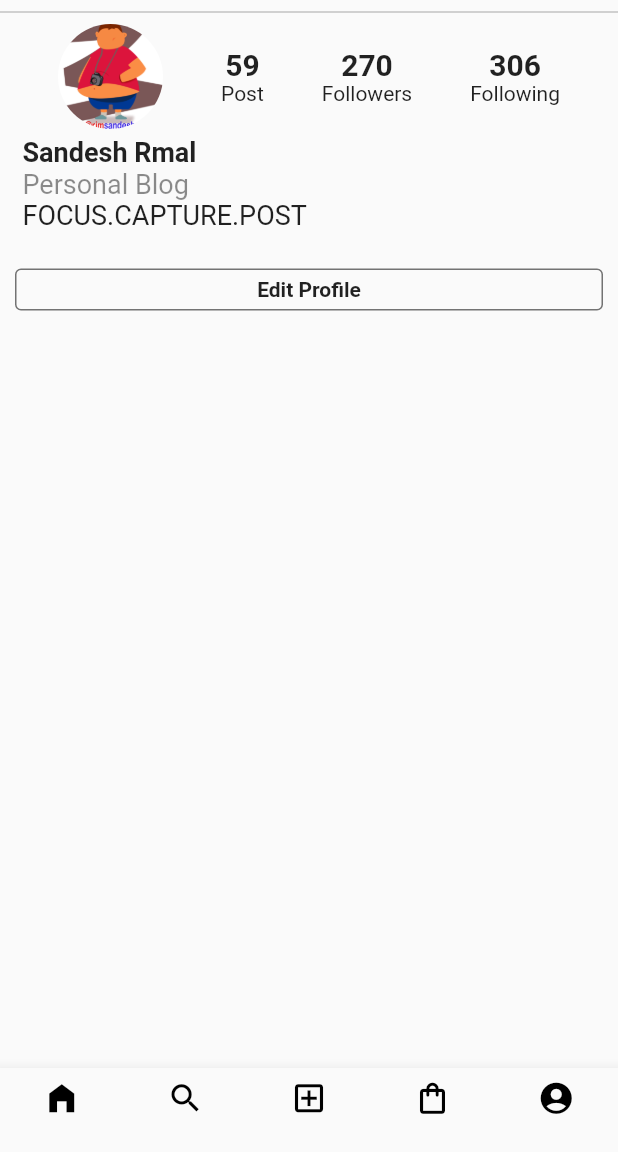
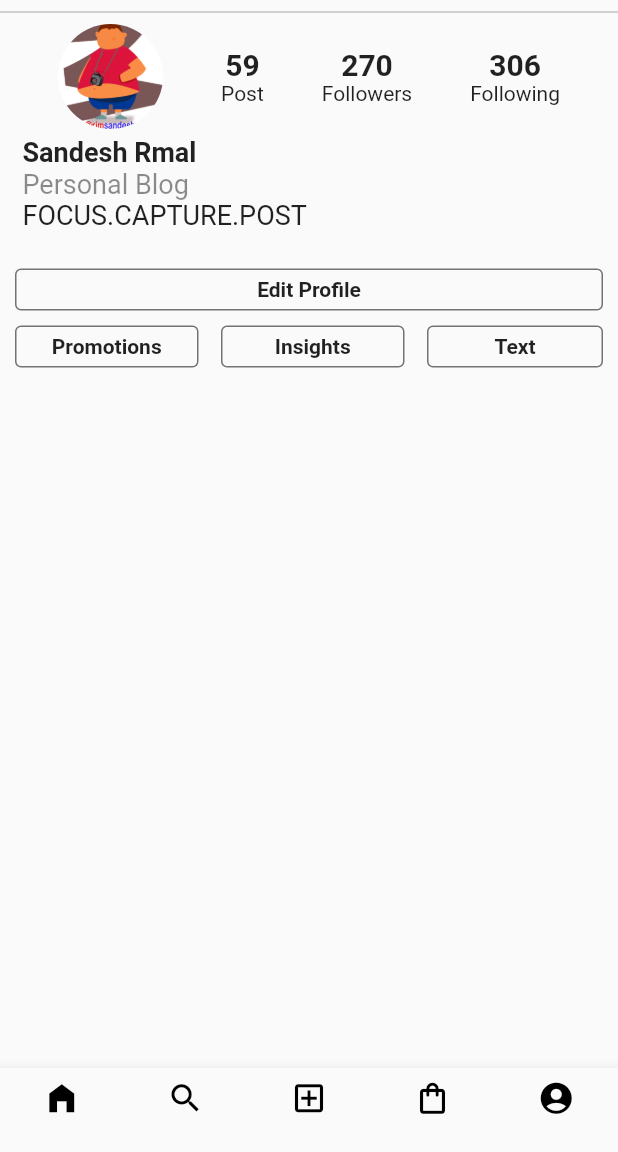
Before and after one commit to sandesh101/Instagram-UI, a Flutter app: the screen it shows after launch, item 5 of the bottom bar chosen, on a phone screen of 412 x 824 dp, the part 84-1236 px from its top. Run offline on Flutter 3.47's test engine with Material 2 defaults, Android fonts, the phone set to English and light mode, and no system bars.

Commit message:
Added more buttons

```diff
--- a/lib/account.dart
+++ b/lib/account.dart
@@ -139,6 +139,71 @@ class _AccountState extends State<Account> {
               ),
             ),
           ),
+          Row(
+            mainAxisAlignment: MainAxisAlignment.spaceEvenly,
+            children: [
+              Expanded(
+                child: Container(
+                  margin: EdgeInsets.only(left: 10, right: 5),
+                  decoration: BoxDecoration(
+                    border: Border.all(width: 1, color: Colors.black54),
+                    borderRadius: BorderRadius.all(
+                      Radius.circular(4.0),
+                    ),
+                  ),
+                  child: Center(
+                    child: Padding(
+                      padding: const EdgeInsets.all(5.0),
+                      child: Text(
+                        'Promotions',
+                        style: TextStyle(fontWeight: FontWeight.bold),
+                      ),
+                    ),
+                  ),
+                ),
+              ),
+              Expanded(
+                child: Container(
+                  margin: EdgeInsets.only(left: 10, right: 5),
+                  decoration: BoxDecoration(
+                    border: Border.all(width: 1, color: Colors.black54),
+                    borderRadius: BorderRadius.all(
+                      Radius.circular(4.0),
+                    ),
+                  ),
+                  child: Center(
+                    child: Padding(
+                      padding: const EdgeInsets.all(5.0),
+                      child: Text(
+                        'Insights',
+                        style: TextStyle(fontWeight: FontWeight.bold),
+                      ),
+                    ),
+                  ),
+                ),
+              ),
+              Expanded(
+                child: Container(
+                  margin: EdgeInsets.only(left: 10, right: 10),
+                  decoration: BoxDecoration(
+                    border: Border.all(width: 1, color: Colors.black54),
+                    borderRadius: BorderRadius.all(
+                      Radius.circular(4.0),
+                    ),
+                  ),
+                  child: Center(
+                    child: Padding(
+                      padding: const EdgeInsets.all(5.0),
+                      child: Text(
+                        'Text',
+                        style: TextStyle(fontWeight: FontWeight.bold),
+                      ),
+                    ),
+                  ),
+                ),
+              ),
+            ],
+          ),
         ],
       ),
     );
```
